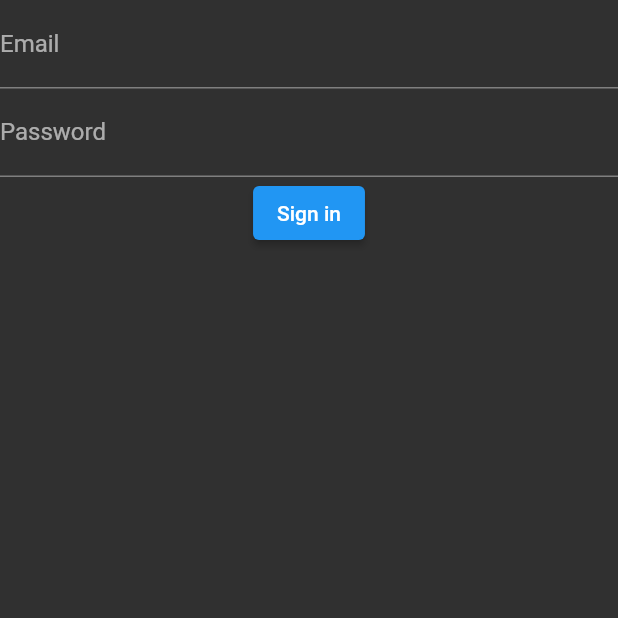
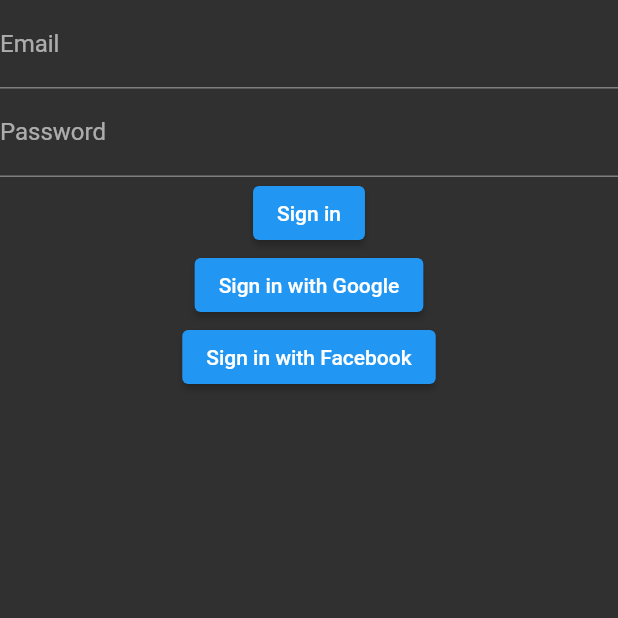
Before and after one commit to Ramen-Development/ramen_music_player, a Flutter app: the screen it shows after launch, after a tap on "Sign in", on a phone screen of 412 x 824 dp, the top half of it. Run offline on Flutter 3.47's test engine with Material 2 defaults, Android fonts, the light colour scheme and no system bars; our stand-ins replace firebase_auth, firebase_core, firebase_storage, google_sign_in, just_audio; missing offline and left inert: flutter_facebook_auth; accounts and stored records are empty; generated files the repository leaves out were written again; network calls fail.

Commit message:
#3 Facebook and Google auth

```diff
--- a/lib/authentication_service.dart
+++ /dev/null
@@ -1,33 +0,0 @@
-import 'package:firebase_auth/firebase_auth.dart';
-
-class AuthenticationService {
-  final FirebaseAuth firebaseAuth;
-
-  FirebaseAuth auth = FirebaseAuth.instance;
-
-
-  AuthenticationService(this.firebaseAuth);
-  Stream<User?> get authStateChanges => firebaseAuth.idTokenChanges();
-
-
-  Future<void> signOut() async {
-    await firebaseAuth.signOut();
-  }
-
-  Future<String?> signIn({required String email, required String password}) async {
-    try {
-      await firebaseAuth.signInWithEmailAndPassword(email: email, password: password);
-      return "Signed in";
-    } on FirebaseAuthException catch (e) {
-      return e.message.toString();
-    }
-  }
-  Future<String?> signUp({required String email, required String password}) async {
-    try {
-      await firebaseAuth.createUserWithEmailAndPassword(email: email, password: password);
-      return "Signed up";
-    } on FirebaseAuthException catch (e) {
-      return e.message.toString();
-    }
-  }
-}
--- /dev/null
+++ b/lib/login-logout-services/authentication_service.dart
@@ -0,0 +1,70 @@
+import 'package:firebase_auth/firebase_auth.dart';
+import 'package:google_sign_in/google_sign_in.dart';
+import 'package:flutter_facebook_auth/flutter_facebook_auth.dart';
+
+class AuthenticationService {
+  final FirebaseAuth firebaseAuth;
+  FirebaseAuth auth = FirebaseAuth.instance;
+  AuthenticationService(this.firebaseAuth);
+
+  final googleSignIn = GoogleSignIn();
+  GoogleSignInAccount? _userGoogle;
+  GoogleSignInAccount get userGoogle => _userGoogle!;
+
+  Stream<User?> get authStateChanges => firebaseAuth.idTokenChanges();
+
+
+  Future<void> signOut() async {
+    await googleSignIn.disconnect();
+    await firebaseAuth.signOut();
+  }
+
+  Future<String?> signInEmail({required String email, required String password}) async {
+    try {
+      await firebaseAuth.signInWithEmailAndPassword(email: email, password: password);
+      return "Signed in";
+    } on FirebaseAuthException catch (e) {
+      return e.message.toString();
+    }
+  }
+
+
+
+Future<UserCredential> signInWithGoogle() async {
+  // Trigger the authentication flow
+  final googleUser = await GoogleSignIn().signIn();
+  _userGoogle=googleUser;
+
+  // Obtain the auth details from the request
+  final GoogleSignInAuthentication? googleAuth = await googleUser?.authentication;
+
+  // Create a new credential
+  final credential = GoogleAuthProvider.credential(
+    accessToken: googleAuth?.accessToken,
+    idToken: googleAuth?.idToken,
+  );
+
+  // Once signed in, return the UserCredential
+  return await firebaseAuth.signInWithCredential(credential);
+}
+
+Future<UserCredential> signInWithFacebook() async {
+  // Trigger the sign-in flow
+  final LoginResult loginResult = await FacebookAuth.instance.login();
+
+  // Create a credential from the access token
+  final OAuthCredential facebookAuthCredential = FacebookAuthProvider.credential(loginResult.accessToken!.token);
+
+  // Once signed in, return the UserCredential
+  return firebaseAuth.signInWithCredential(facebookAuthCredential);
+}
+
+  Future<String?> signUp({required String email, required String password}) async {
+    try {
+      await firebaseAuth.createUserWithEmailAndPassword(email: email, password: password);
+      return "Signed up";
+    } on FirebaseAuthException catch (e) {
+      return e.message.toString();
+    }
+  }
+}
--- a/lib/sign_in_page.dart
+++ b/lib/login-logout-services/sign_in_page.dart
@@ -1,4 +1,4 @@
-import 'package:ramen_music_player/authentication_service.dart';
+import 'package:ramen_music_player/login-logout-services/authentication_service.dart';
 import 'package:flutter/material.dart';
 import 'package:provider/provider.dart';
 
@@ -28,12 +28,24 @@
           ),
           ElevatedButton(
             onPressed: () {
-              context.read<AuthenticationService>().signIn(
+              context.read<AuthenticationService>().signInEmail(
                     email: emailController.text.trim(),
                     password: passwordController.text.trim(),
                   );
             },
             child: const Text("Sign in"),
+          ),
+          ElevatedButton(
+            onPressed: () {
+              context.read<AuthenticationService>().signInWithGoogle();
+            },
+            child: const Text("Sign in with Google"),
+          ),
+          ElevatedButton(
+            onPressed: () {
+              context.read<AuthenticationService>().signInWithFacebook();
+            },
+            child: const Text("Sign in with Facebook"),
           )
         ],
       ),
--- a/lib/main.dart
+++ b/lib/main.dart
@@ -1,17 +1,31 @@
 import 'package:firebase_auth/firebase_auth.dart';
 import 'package:flutter/material.dart';
 import 'package:provider/provider.dart';
-import 'package:ramen_music_player/authentication_service.dart';
+import 'package:ramen_music_player/login-logout-services/authentication_service.dart';
 import 'package:ramen_music_player/home/home.dart';
 import 'package:firebase_core/firebase_core.dart';
-import 'package:ramen_music_player/sign_in_page.dart';
+import 'package:ramen_music_player/login-logout-services/sign_in_page.dart';
 import 'firebase_options.dart';
+import 'package:flutter/foundation.dart' show kIsWeb;
+import 'package:flutter_facebook_auth/flutter_facebook_auth.dart';
 
 Future<void> main() async {
   WidgetsFlutterBinding.ensureInitialized();
   await Firebase.initializeApp(
     options: DefaultFirebaseOptions.currentPlatform,
   );
+  final aux = AuthenticationService(FirebaseAuth.instance);
+  aux.signOut();
+  // check if is running on Web
+  if (kIsWeb) {
+    // initialiaze the facebook javascript SDK
+   FacebookAuth.i.webInitialize(
+      appId: "528508542013087",
+      cookie: true,
+      xfbml: true,
+      version: "v13.0",
+    );
+  }
   runApp(const MyApp());
 }
 
@@ -31,6 +45,7 @@
                 context.read<AuthenticationService>().authStateChanges,
             initialData: null,
           )
+
         ],
         child: MaterialApp(
           title: 'Flutter Demo',
--- a/pubspec.yaml
+++ b/pubspec.yaml
@@ -41,8 +41,13 @@
   firebase_core: ^1.15.0
   firebase_auth: ^3.3.15
 
+  #Icon
+  font_awesome_flutter: ^9.0.0
+
 
   #Authenticaction
+  google_sign_in: '^4.5.1'
+  flutter_facebook_auth: ^4.2.0
   provider: ^6.0.2
   firebase_storage: ^10.2.13
 
```
Also changed, not shown: lib/firebase_options.dart (deleted), pubspec.lock, 8 other files.
